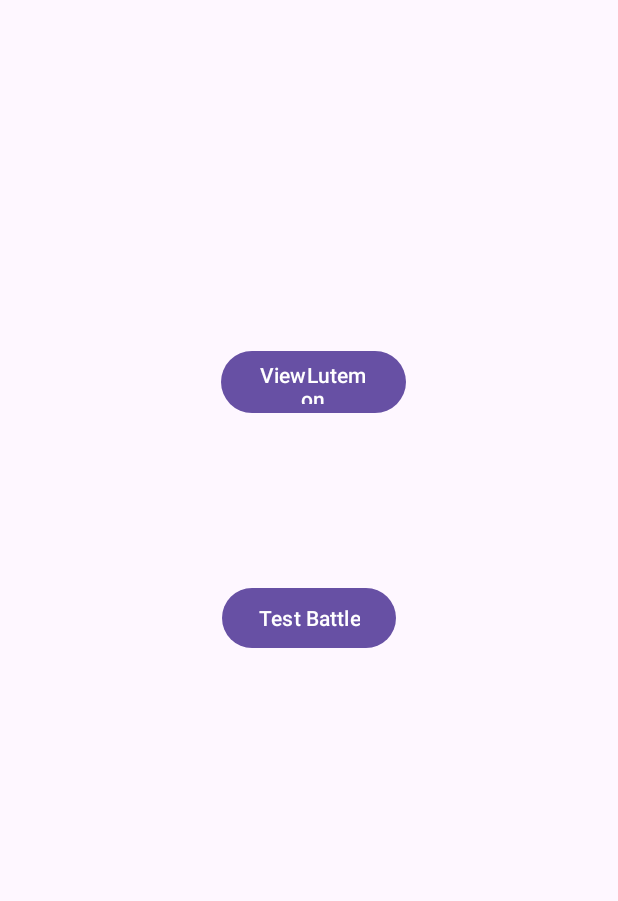
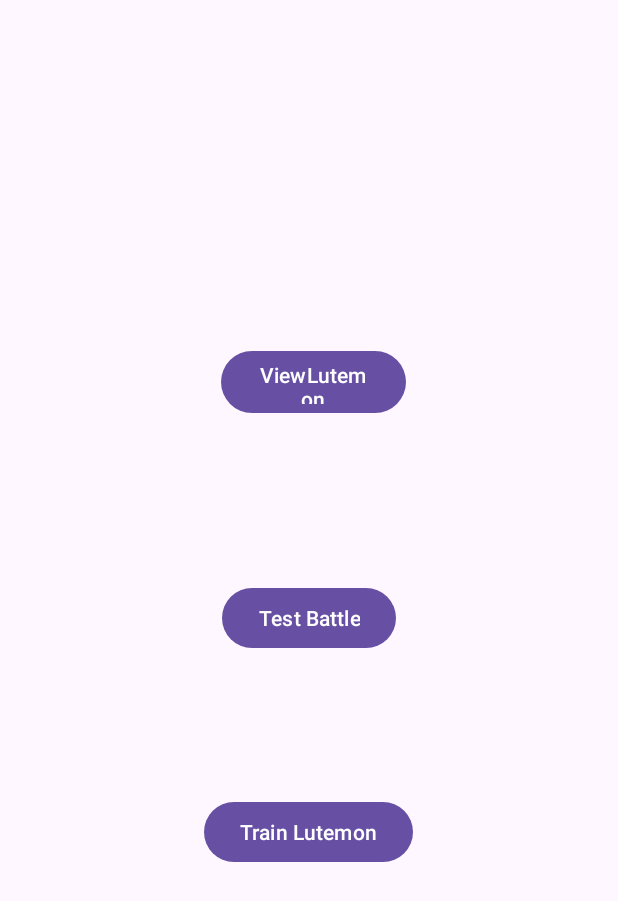
Before and after one commit to NNLisk/lutemonProject, an Android app: the screen it shows after launch (HomePage), on a phone screen of 412 x 824 dp. Shown: the top 901 px of the screen. Run offline under Robolectric (Android 15) with nearby library versions, the phone set to English and light mode, and no system bars.

Commit message:
basic training added

```diff
--- a/app/src/main/java/com/example/lutemonnikomatei/GUI/HomePage.java
+++ b/app/src/main/java/com/example/lutemonnikomatei/GUI/HomePage.java
@@ -19,6 +19,7 @@ public class HomePage extends AppCompatActivity {
 
     Button testBattle;
     Button viewLute;
+    Button trainLute;
 
     @Override
     protected void onCreate(Bundle savedInstanceState) {
@@ -33,6 +34,8 @@ public class HomePage extends AppCompatActivity {
 
         testBattle = findViewById(R.id.testBattle);
         viewLute = findViewById(R.id.viewLutemon);
+        trainLute = findViewById(R.id.trainLutemon);
+
 
         testBattle.setOnClickListener(view -> {
             Intent battleIntent = new Intent(HomePage.this, Battle.class);
@@ -41,5 +44,9 @@ public class HomePage extends AppCompatActivity {
         viewLute.setOnClickListener(view-> {Intent viewIntent = new Intent(HomePage.this, viewLutemons.class);
         startActivity(viewIntent);
         });
+        trainLute.setOnClickListener(view-> {Intent viewIntent = new Intent(HomePage.this, Train.class);
+            startActivity(viewIntent);
+        });
+
     }
 }
--- a/app/src/main/java/com/example/lutemonnikomatei/GUI/viewLutemons.java
+++ b/app/src/main/java/com/example/lutemonnikomatei/GUI/viewLutemons.java
@@ -28,6 +28,7 @@ import java.util.List;
 public class viewLutemons extends AppCompatActivity {
 
     private RecyclerView recyclerView;
+    Train train = new Train();
     private LutemonAdapter lutemonAdapter;
     private List<Lutemon> lutemonList;
     LutemonManager lutemonManager = LutemonManager.getInstance();;
@@ -69,6 +70,7 @@ public class viewLutemons extends AppCompatActivity {
     // Method to create sample data
     private List<Lutemon> createSampleLutemons() {
         List<Lutemon> lutemons = lutemonManager.getListOfLutemons();
+        train.setTrainee(lutemons.get(0));
 
 
 
--- a/app/src/main/res/layout/activity_main.xml
+++ b/app/src/main/res/layout/activity_main.xml
@@ -30,4 +30,16 @@
         app:layout_constraintTop_toTopOf="parent"
         app:layout_constraintVertical_bias="0.679" />
 
+    <Button
+        android:id="@+id/trainLutemon"
+        android:layout_width="wrap_content"
+        android:layout_height="wrap_content"
+        android:text="Train Lutemon"
+        app:layout_constraintBottom_toBottomOf="parent"
+        app:layout_constraintEnd_toEndOf="parent"
+        app:layout_constraintHorizontal_bias="0.498"
+        app:layout_constraintStart_toStartOf="parent"
+        app:layout_constraintTop_toBottomOf="@+id/testBattle"
+        app:layout_constraintVertical_bias="0.279" />
+
 </androidx.constraintlayout.widget.ConstraintLayout>
```
Also changed, not shown: app/src/main/java/com/example/lutemonnikomatei/GUI/Train.java (+28 -4 lines), app/src/main/java/com/example/lutemonnikomatei/LutemonClasses/Lutemon.java (+8 -0 lines), app/src/main/res/layout/activity_train.xml (+17 -0 lines).
